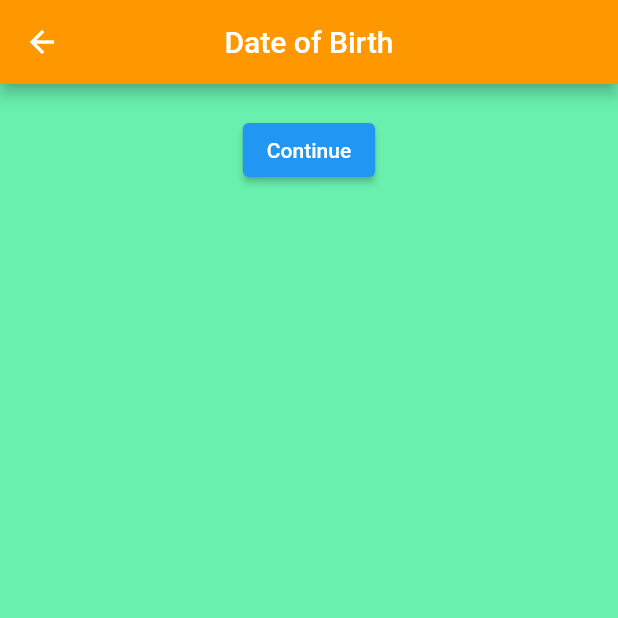
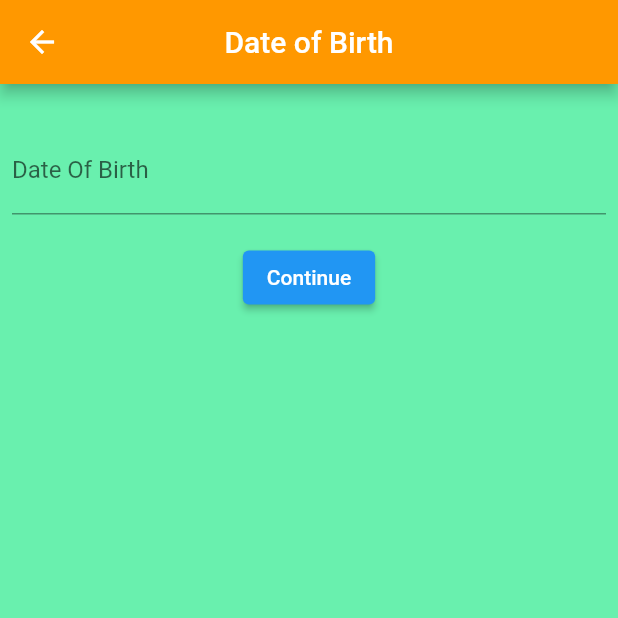
Before and after one commit to vigneshram2011/sheru, a Flutter app: the BirthdayView screen opened by its route, on a phone screen of 412 x 824 dp, the top half of it. Run offline on Flutter 3.47's test engine with Material 2 defaults, Android fonts, the phone set to English and light mode, and no system bars; our stand-ins replace get, liquid_swipe.

Commit message:
date of birth screen edited - text field added

```diff
--- a/lib/app/modules/birthday/views/birthday_view.dart
+++ b/lib/app/modules/birthday/views/birthday_view.dart
@@ -19,8 +19,17 @@ class BirthdayView extends GetView<BirthdayController> {
           mainAxisAlignment: MainAxisAlignment.start,
           crossAxisAlignment: CrossAxisAlignment.center,
           children: [
+            const SizedBox(height: 20),
+            const Padding(
+              padding: EdgeInsets.all(8),
+              child: TextField(
+                decoration: InputDecoration(
+                  labelText: 'Date Of Birth',
+                ),
+              ),
+            ),
             const SizedBox(
-              height: 20,
+              height: 10,
             ),
             ElevatedButton(
               child: const Text('Continue'),
```
